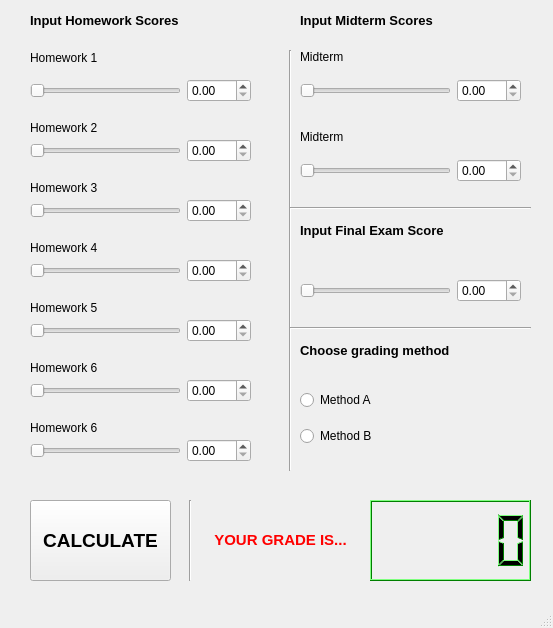
Before: the Qt Designer form mainwindow.ui in patilkap/Assignment-2, drawn with Qt 5.
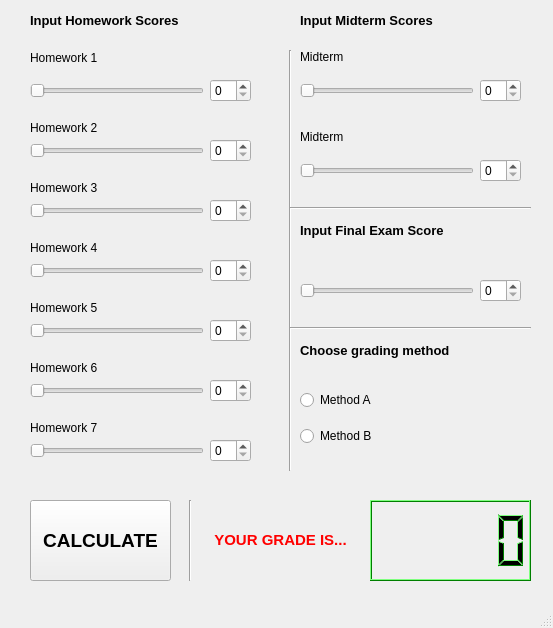
After: the same form once the commit is applied.

What changed in the file:
```diff
--- a/mainwindow.ui
+++ b/mainwindow.ui
@@ -87,14 +87,7 @@
       </widget>
      </item>
      <item>
-      <widget class="QDoubleSpinBox" name="hw4box">
-       <property name="cursor">
-        <cursorShape>IBeamCursor</cursorShape>
-       </property>
-       <property name="maximum">
-        <double>100.000000000000000</double>
-       </property>
-      </widget>
+      <widget class="QSpinBox" name="hw4box"/>
      </item>
     </layout>
    </widget>
@@ -132,14 +125,7 @@
       </widget>
      </item>
      <item>
-      <widget class="QDoubleSpinBox" name="hw5box">
-       <property name="cursor">
-        <cursorShape>IBeamCursor</cursorShape>
-       </property>
-       <property name="maximum">
-        <double>100.000000000000000</double>
-       </property>
-      </widget>
+      <widget class="QSpinBox" name="hw5box"/>
      </item>
     </layout>
    </widget>
@@ -190,14 +176,7 @@
       </widget>
      </item>
      <item>
-      <widget class="QDoubleSpinBox" name="hw6box">
-       <property name="cursor">
-        <cursorShape>IBeamCursor</cursorShape>
-       </property>
-       <property name="maximum">
-        <double>100.000000000000000</double>
-       </property>
-      </widget>
+      <widget class="QSpinBox" name="hw6box"/>
      </item>
     </layout>
    </widget>
@@ -211,7 +190,7 @@
      </rect>
     </property>
     <property name="text">
-     <string>Homework 6</string>
+     <string>Homework 7</string>
     </property>
    </widget>
    <widget class="QWidget" name="layoutWidget_4">
@@ -235,14 +214,7 @@
       </widget>
      </item>
      <item>
-      <widget class="QDoubleSpinBox" name="hw7box">
-       <property name="cursor">
-        <cursorShape>IBeamCursor</cursorShape>
-       </property>
-       <property name="maximum">
-        <double>100.000000000000000</double>
-       </property>
-      </widget>
+      <widget class="QSpinBox" name="hw7box"/>
      </item>
     </layout>
    </widget>
@@ -306,14 +278,7 @@
       </widget>
      </item>
      <item>
-      <widget class="QDoubleSpinBox" name="mt1box">
-       <property name="cursor">
-        <cursorShape>IBeamCursor</cursorShape>
-       </property>
-       <property name="maximum">
-        <double>100.000000000000000</double>
-       </property>
-      </widget>
+      <widget class="QSpinBox" name="mt1box"/>
      </item>
     </layout>
    </widget>
@@ -354,14 +319,7 @@
       </widget>
      </item>
      <item>
-      <widget class="QDoubleSpinBox" name="mt2box">
-       <property name="cursor">
-        <cursorShape>IBeamCursor</cursorShape>
-       </property>
-       <property name="maximum">
-        <double>100.000000000000000</double>
-       </property>
-      </widget>
+      <widget class="QSpinBox" name="mt2box"/>
      </item>
     </layout>
    </widget>
@@ -415,14 +373,7 @@
       </widget>
      </item>
      <item>
-      <widget class="QDoubleSpinBox" name="febox">
-       <property name="cursor">
-        <cursorShape>IBeamCursor</cursorShape>
-       </property>
-       <property name="maximum">
-        <double>100.000000000000000</double>
-       </property>
-      </widget>
+      <widget class="QSpinBox" name="fnlbox"/>
      </item>
     </layout>
    </widget>
@@ -977,20 +928,19 @@
        <property name="cursor">
         <cursorShape>SizeHorCursor</cursorShape>
        </property>
+       <property name="singleStep">
+        <number>1</number>
+       </property>
+       <property name="pageStep">
+        <number>10</number>
+       </property>
        <property name="orientation">
         <enum>Qt::Horizontal</enum>
        </property>
       </widget>
      </item>
      <item>
-      <widget class="QDoubleSpinBox" name="hw1box">
-       <property name="cursor">
-        <cursorShape>IBeamCursor</cursorShape>
-       </property>
-       <property name="maximum">
-        <double>100.000000000000000</double>
-       </property>
-      </widget>
+      <widget class="QSpinBox" name="hw1box"/>
      </item>
     </layout>
    </widget>
@@ -1015,14 +965,7 @@
       </widget>
      </item>
      <item>
-      <widget class="QDoubleSpinBox" name="hw2box">
-       <property name="cursor">
-        <cursorShape>IBeamCursor</cursorShape>
-       </property>
-       <property name="maximum">
-        <double>100.000000000000000</double>
-       </property>
-      </widget>
+      <widget class="QSpinBox" name="hw2box"/>
      </item>
     </layout>
    </widget>
@@ -1047,14 +990,7 @@
       </widget>
      </item>
      <item>
-      <widget class="QDoubleSpinBox" name="hw3box">
-       <property name="cursor">
-        <cursorShape>IBeamCursor</cursorShape>
-       </property>
-       <property name="maximum">
-        <double>100.000000000000000</double>
-       </property>
-      </widget>
+      <widget class="QSpinBox" name="hw3box"/>
      </item>
     </layout>
    </widget>
```
Left out of the diff: 323 changed lines with no effect on the pictures.
